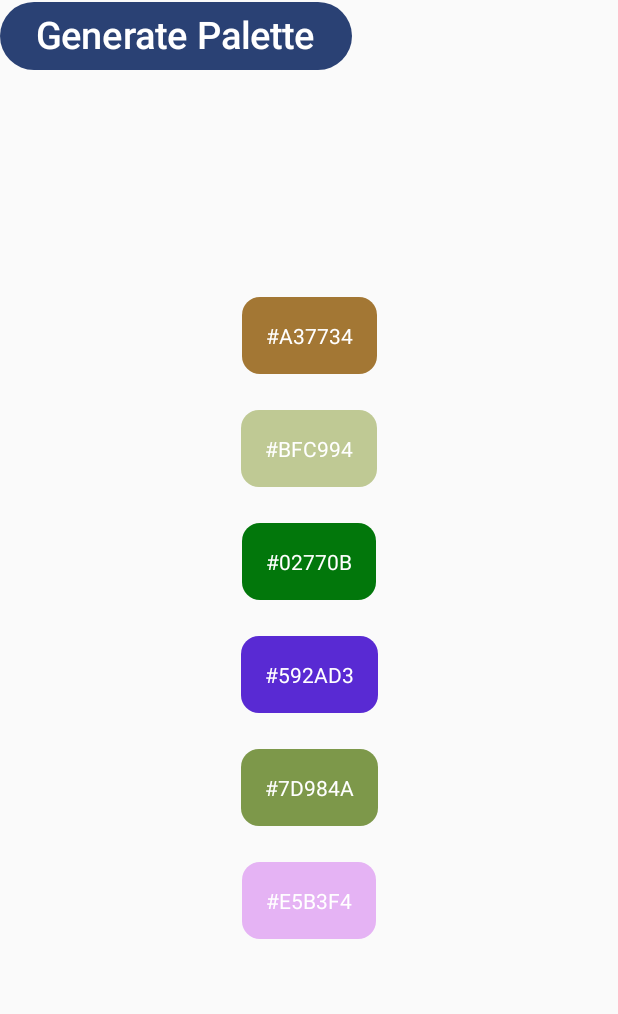
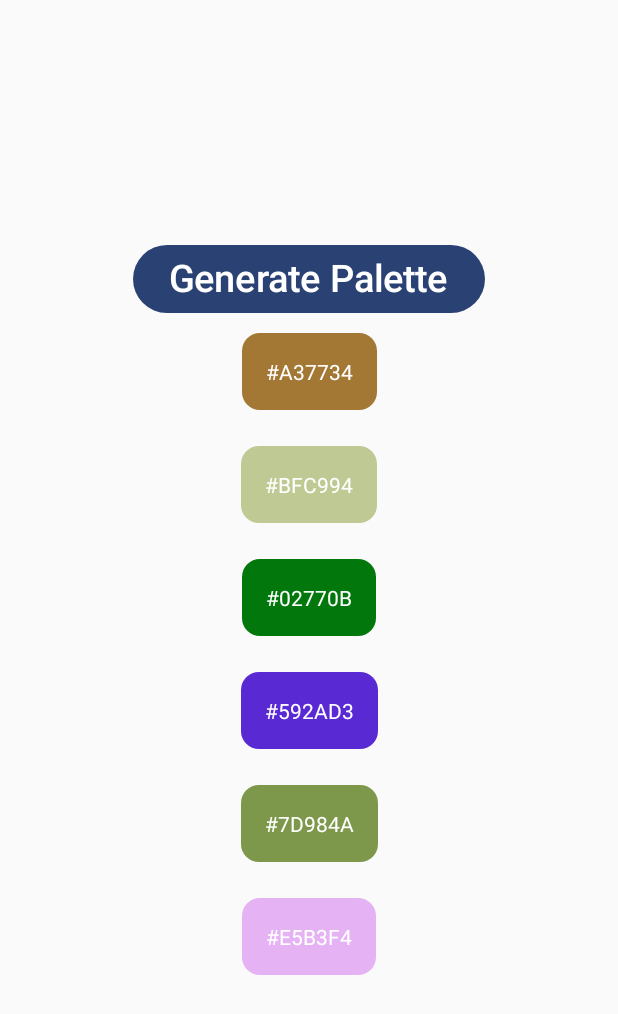
Before and after one commit to ZuzAser80/DailyPalette, an Android app built with Jetpack Compose: the screen it shows after launch (MainActivity), on a phone screen of 412 x 824 dp. Shown: the top 1014 px of the screen. Run offline under Robolectric (Android 15) with nearby library versions, the phone set to English and light mode, and no system bars; our stand-ins replace Room's generated code.

Commit message:
minor change

```diff
--- a/app/src/main/java/com/zuzaser/dailypalette/MainActivity.kt
+++ b/app/src/main/java/com/zuzaser/dailypalette/MainActivity.kt
@@ -1,13 +1,17 @@
 package com.zuzaser.dailypalette
 
 import android.annotation.SuppressLint
+import android.os.Build
 import android.os.Bundle
 import androidx.activity.ComponentActivity
 import androidx.activity.compose.setContent
 import androidx.activity.enableEdgeToEdge
+import androidx.annotation.RequiresApi
 import androidx.compose.foundation.layout.Arrangement
 import androidx.compose.foundation.layout.Column
+import androidx.compose.foundation.layout.Row
 import androidx.compose.foundation.layout.fillMaxSize
+import androidx.compose.foundation.layout.fillMaxWidth
 import androidx.compose.foundation.layout.padding
 import androidx.compose.foundation.shape.RoundedCornerShape
 import androidx.compose.material3.Button
@@ -30,6 +34,7 @@ import androidx.compose.runtime.key
 import androidx.compose.runtime.setValue
 
 class MainActivity : ComponentActivity() {
+    @RequiresApi(Build.VERSION_CODES.O)
     @SuppressLint("UnusedMaterial3ScaffoldPaddingParameter")
     override fun onCreate(savedInstanceState: Bundle?) {
         super.onCreate(savedInstanceState)
@@ -44,17 +49,17 @@ class MainActivity : ComponentActivity() {
                     verticalArrangement = Arrangement.Center,
                     horizontalAlignment = Alignment.CenterHorizontally
                 ) {
+                    Button(
+                        onClick = { showDialog = generateRandomPalette() },
+                        shape = RoundedCornerShape(25.dp),
+                    ) {
+                        Text("Generate Palette", fontSize = 25.sp)
+                    }
                     for (i in showDialog.getColors()) {
                         key(i) {
                             PaletteViewModel().GetView(i)
                         }
                     }
-                }
-                Button(
-                    onClick = { showDialog = generateRandomPalette() },
-                    shape = RoundedCornerShape(25.dp)
-                ) {
-                    Text("Generate Palette", fontSize = 25.sp)
                 }
             }
         }
```
